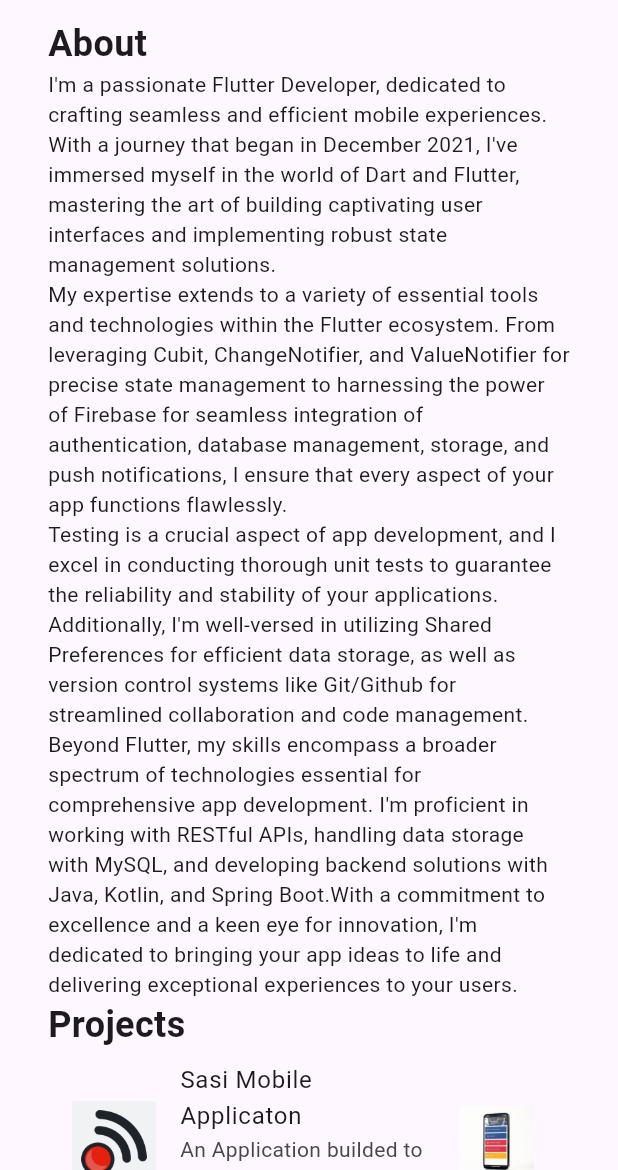
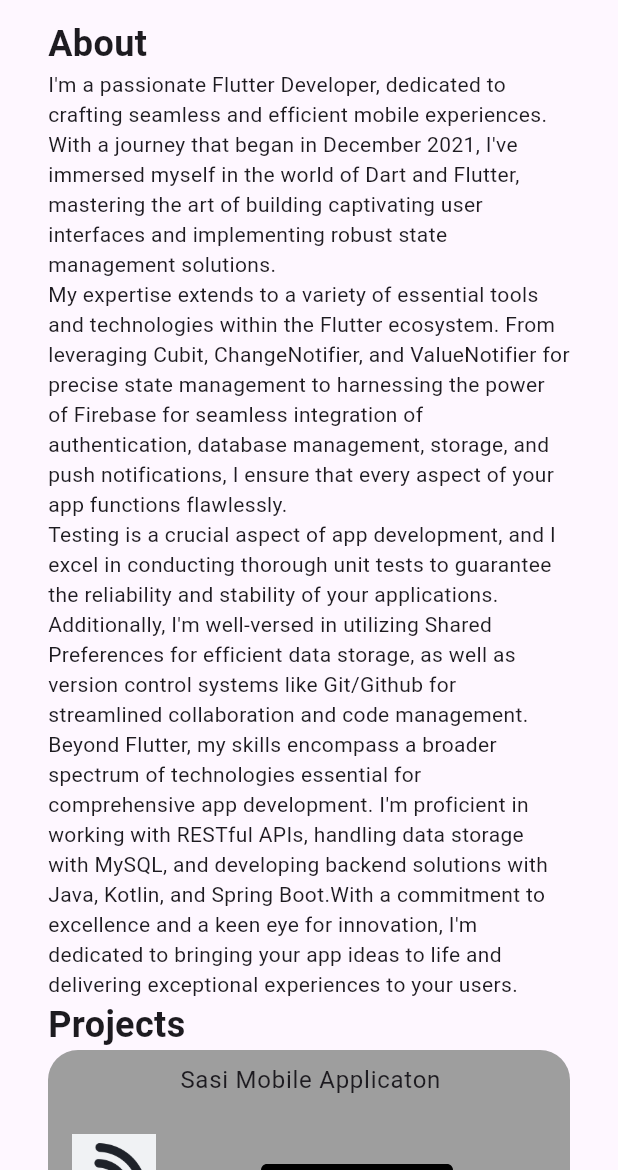
Before and after one commit to Leuow95/leonardo_maia_portfolio, a Flutter app: the screen it shows after launch, on a phone screen of 412 x 824 dp, the part 66-1236 px from its top. Run offline on Flutter 3.47's test engine with Material 2 defaults, Android fonts, the light colour scheme and no system bars; our stand-ins replace flutter_svg.

Commit message:
feat: changed card

```diff
--- a/lib/widgets/project_card.dart
+++ b/lib/widgets/project_card.dart
@@ -8,28 +8,21 @@ class ProjectCard extends StatelessWidget {
   Widget build(BuildContext context) {
     return Column(
       children: [
-        ListTile(
-          leading: Container(
-            decoration: BoxDecoration(borderRadius: BorderRadius.circular(20), color: Colors.red),
-            child: Image.asset(
-              "assets/images/sasi-icon.png",
-              fit: BoxFit.fill,
+        Material(
+          child: ListTile(
+            leading: Container(
+              decoration: BoxDecoration(borderRadius: BorderRadius.circular(20), color: Colors.brown),
+              child: Image.asset("assets/images/sasi-icon.png", fit: BoxFit.fill),
             ),
+            tileColor: Colors.grey,
+            title: const Text("Sasi Mobile Applicaton"),
+            shape: RoundedRectangleBorder(
+              borderRadius: BorderRadius.circular(20), // Arredonda as bordas do ListTile
+            ),
+            subtitle: SvgPicture.asset("assets/icons/google-play.svg"),
+            hoverColor: Colors.red,
           ),
-          title: const Text("Sasi Mobile Applicaton"),
-          subtitle: const Text("An Application builded to display another applications"),
-          trailing: Image.asset(
-            "assets/images/example-sasi.jpeg",
-            width: 50,
-            height: 50,
-          ),
-          hoverColor: Colors.red,
         ),
-        Center(
-          child: SvgPicture.asset(
-            "assets/icons/google-play.svg",
-          ),
-        )
       ],
     );
   }
```
